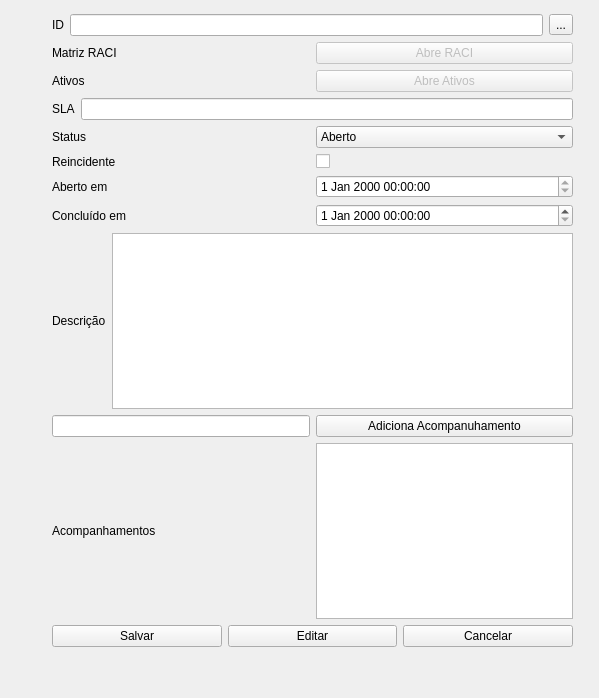
brunosr1985/TCC_NayBru, file gerenciachamados.ui: the form before one commit.
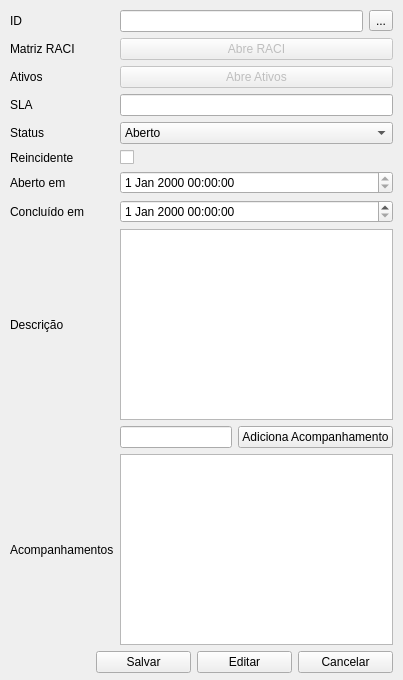
The form after the commit.

```diff
--- a/gerenciachamados.ui
+++ b/gerenciachamados.ui
@@ -6,14 +6,14 @@
    <rect>
     <x>0</x>
     <y>0</y>
-    <width>599</width>
-    <height>698</height>
+    <width>403</width>
+    <height>680</height>
    </rect>
   </property>
   <property name="minimumSize">
    <size>
-    <width>599</width>
-    <height>698</height>
+    <width>403</width>
+    <height>680</height>
    </size>
   </property>
   <property name="windowTitle">
@@ -22,22 +22,15 @@
   <widget class="QWidget" name="">
    <property name="geometry">
     <rect>
-     <x>52</x>
-     <y>14</y>
-     <width>521</width>
-     <height>633</height>
+     <x>10</x>
+     <y>10</y>
+     <width>383</width>
+     <height>663</height>
     </rect>
    </property>
    <layout class="QGridLayout" name="gridLayout">
-    <item row="0" column="0" colspan="2">
+    <item row="0" column="3">
      <layout class="QHBoxLayout" name="horizontalLayout_2">
-      <item>
-       <widget class="QLabel" name="label">
-        <property name="text">
-         <string>ID</string>
-        </property>
-       </widget>
-      </item>
       <item>
        <widget class="QLineEdit" name="lineID"/>
       </item>
@@ -51,15 +44,13 @@
      </layout>
     </item>
     <item row="1" column="0" colspan="2">
-     <layout class="QHBoxLayout" name="horizontalLayout_3">
-      <item>
        <widget class="QLabel" name="label_2">
         <property name="text">
          <string>Matriz RACI</string>
         </property>
        </widget>
       </item>
-      <item>
+    <item row="1" column="3">
        <widget class="QPushButton" name="abreRACI">
         <property name="enabled">
          <bool>false</bool>
@@ -69,36 +60,31 @@
         </property>
        </widget>
       </item>
-     </layout>
+    <item row="2" column="0" colspan="2">
+     <widget class="QLabel" name="label_10">
+      <property name="text">
+       <string>Ativos</string>
+      </property>
+     </widget>
     </item>
-    <item row="3" column="0" colspan="2">
-     <layout class="QHBoxLayout" name="horizontalLayout_5">
-      <item>
-       <widget class="QLabel" name="label_4">
+    <item row="2" column="3">
+     <widget class="QPushButton" name="abreDisp">
+      <property name="enabled">
+       <bool>false</bool>
+      </property>
         <property name="text">
-         <string>SLA</string>
+       <string>Abre Ativos</string>
         </property>
        </widget>
       </item>
-      <item>
+    <item row="3" column="3">
        <widget class="QLineEdit" name="lineSLA">
         <property name="readOnly">
          <bool>true</bool>
         </property>
        </widget>
       </item>
-     </layout>
-    </item>
-    <item row="4" column="0" colspan="2">
-     <layout class="QHBoxLayout" name="horizontalLayout_6">
-      <item>
-       <widget class="QLabel" name="label_5">
-        <property name="text">
-         <string>Status</string>
-        </property>
-       </widget>
-      </item>
-      <item>
+    <item row="4" column="3">
        <widget class="QComboBox" name="comboStatus">
         <item>
          <property name="text">
@@ -122,112 +108,66 @@
         </item>
        </widget>
       </item>
-     </layout>
-    </item>
     <item row="5" column="0" colspan="2">
-     <layout class="QHBoxLayout" name="horizontalLayout_7">
-      <item>
        <widget class="QLabel" name="label_6">
         <property name="text">
          <string>Reincidente</string>
         </property>
        </widget>
       </item>
-      <item>
+    <item row="5" column="3">
        <widget class="QCheckBox" name="checkReincidente">
         <property name="text">
          <string/>
         </property>
        </widget>
       </item>
-     </layout>
-    </item>
-    <item row="6" column="0" colspan="2">
-     <layout class="QHBoxLayout" name="horizontalLayout_8">
-      <item>
-       <widget class="QLabel" name="label_7">
-        <property name="text">
-         <string>Aberto em</string>
-        </property>
-       </widget>
-      </item>
-      <item>
+    <item row="6" column="3">
        <widget class="QDateTimeEdit" name="timeAberto">
         <property name="readOnly">
          <bool>true</bool>
         </property>
        </widget>
       </item>
-     </layout>
-    </item>
-    <item row="2" column="0" colspan="2">
-     <layout class="QHBoxLayout" name="horizontalLayout_12">
-      <item>
-       <widget class="QLabel" name="label_10">
-        <property name="text">
-         <string>Ativos</string>
-        </property>
-       </widget>
-      </item>
-      <item>
-       <widget class="QPushButton" name="abreDisp">
-        <property name="enabled">
-         <bool>false</bool>
-        </property>
-        <property name="text">
-         <string>Abre Ativos</string>
-        </property>
-       </widget>
-      </item>
-     </layout>
-    </item>
     <item row="7" column="0" colspan="2">
-     <layout class="QHBoxLayout" name="horizontalLayout_9">
-      <item>
        <widget class="QLabel" name="label_8">
         <property name="text">
          <string>Concluído em</string>
         </property>
        </widget>
       </item>
-      <item>
+    <item row="7" column="3">
        <widget class="QDateTimeEdit" name="timeConcluido"/>
       </item>
+    <item row="8" column="3">
+     <widget class="QPlainTextEdit" name="textDescricao">
+      <property name="readOnly">
+       <bool>true</bool>
+      </property>
+     </widget>
+    </item>
+    <item row="9" column="3">
+     <layout class="QHBoxLayout" name="horizontalLayout_3">
+      <item>
+       <widget class="QLineEdit" name="lineAcompanhamento"/>
+      </item>
+      <item>
+       <widget class="QPushButton" name="adicionaAcompanhamento">
+        <property name="text">
+         <string>Adiciona Acompanhamento</string>
+        </property>
+       </widget>
+      </item>
      </layout>
     </item>
-    <item row="10" column="0">
+    <item row="10" column="0" colspan="3">
      <widget class="QLabel" name="label_11">
       <property name="text">
        <string>Acompanhamentos</string>
       </property>
      </widget>
     </item>
-    <item row="9" column="1">
-     <widget class="QPushButton" name="adicionaAcompanhamento">
-      <property name="text">
-       <string>Adiciona Acompanuhamento</string>
-      </property>
-     </widget>
-    </item>
-    <item row="8" column="0" colspan="2">
-     <layout class="QHBoxLayout" name="horizontalLayout_10">
-      <item>
-       <widget class="QLabel" name="label_9">
-        <property name="text">
-         <string>Descrição</string>
-        </property>
-       </widget>
-      </item>
-      <item>
-       <widget class="QPlainTextEdit" name="textDescricao">
-        <property name="readOnly">
-         <bool>true</bool>
-        </property>
-       </widget>
-      </item>
-     </layout>
-    </item>
-    <item row="10" column="1">
+    <item row="10" column="3">
      <widget class="QTableView" name="tableAcompanha">
       <property name="selectionMode">
        <enum>QAbstractItemView::NoSelection</enum>
@@ -237,10 +177,7 @@
       </property>
      </widget>
     </item>
-    <item row="9" column="0">
-     <widget class="QLineEdit" name="lineAcompanhamento"/>
-    </item>
-    <item row="11" column="0" colspan="2">
+    <item row="11" column="2" colspan="2">
      <layout class="QHBoxLayout" name="horizontalLayout">
       <item>
        <widget class="QPushButton" name="pushButton_2">
@@ -265,6 +202,41 @@
       </item>
      </layout>
     </item>
+    <item row="3" column="0">
+     <widget class="QLabel" name="label_4">
+      <property name="text">
+       <string>SLA</string>
+      </property>
+     </widget>
+    </item>
+    <item row="4" column="0">
+     <widget class="QLabel" name="label_5">
+      <property name="text">
+       <string>Status</string>
+      </property>
+     </widget>
+    </item>
+    <item row="6" column="0">
+     <widget class="QLabel" name="label_7">
+      <property name="text">
+       <string>Aberto em</string>
+      </property>
+     </widget>
+    </item>
+    <item row="8" column="0">
+     <widget class="QLabel" name="label_9">
+      <property name="text">
+       <string>Descrição</string>
+      </property>
+     </widget>
+    </item>
+    <item row="0" column="0">
+     <widget class="QLabel" name="label">
+      <property name="text">
+       <string>ID</string>
+      </property>
+     </widget>
+    </item>
    </layout>
   </widget>
  </widget>
```
Left out of the diff: 2 changed lines with no effect on the pictures. Lines whose indentation alone changed are shown as unchanged.
